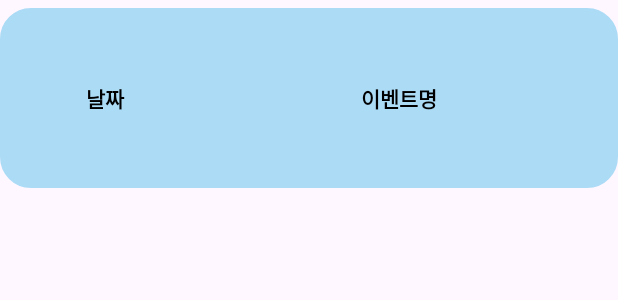
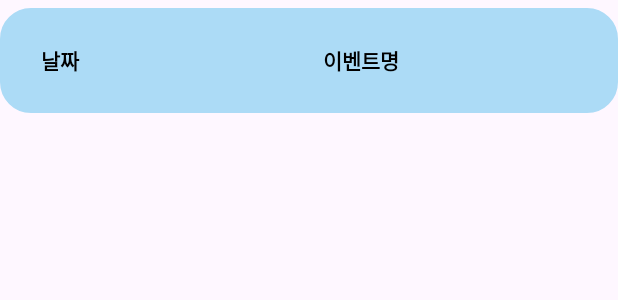
Before and after one commit to PlanTogether/PlanTogether_Android, an Android app: the layout row_event.xml on its own in the app's theme, with its tools: preview values and no code run, on a phone screen of 412 x 824 dp. Shown: the top 300 px of the screen. Run offline under Robolectric (Android 15) with nearby library versions, the phone set to English and light mode, and no system bars.

Commit message:
Style | row_event 및 row_notice 뷰 크기단위 px -> dp로 변경

```diff
--- a/app/src/main/res/layout/row_event.xml
+++ b/app/src/main/res/layout/row_event.xml
@@ -3,16 +3,16 @@
     android:id="@+id/rowEvent"
     android:orientation="horizontal"
     android:layout_width="match_parent"
-    android:layout_height="180px"
+    android:layout_height="70dp"
     android:layout_marginVertical="5dp"
     android:background="@drawable/border_round_3">
 
     <TextView
         android:id="@+id/rowEvent_date"
-        android:layout_width="150px"
-        android:layout_height="120px"
-        android:layout_marginTop="30px"
-        android:layout_marginLeft="30px"
+        android:layout_width="60dp"
+        android:layout_height="50dp"
+        android:layout_marginTop="10dp"
+        android:layout_marginLeft="10dp"
         android:gravity="center"
         android:text="날짜"
         android:textSize="14sp"
@@ -22,10 +22,10 @@
     <TextView
         android:id="@+id/rowEvent_title"
         android:layout_width="match_parent"
-        android:layout_height="120px"
-        android:layout_marginTop="30px"
-        android:layout_marginLeft="30px"
-        android:layout_marginRight="30px"
+        android:layout_height="50dp"
+        android:layout_marginTop="10dp"
+        android:layout_marginLeft="10dp"
+        android:layout_marginRight="10dp"
         android:gravity="center"
         android:text="이벤트명"
         android:textSize="14sp"
```
Also changed, not shown: app/src/main/res/layout/row_notice.xml (+14 -14 lines).
